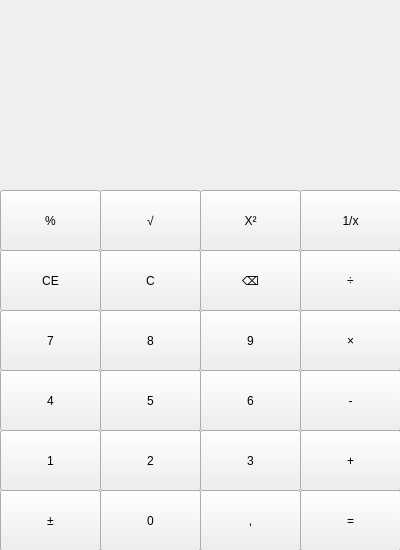
This is calc.ui in arseny456/calc as Qt 5 draws it before an edit. The edited form follows.
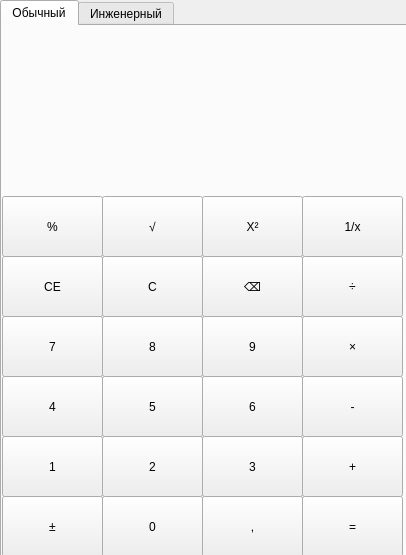
This is the edited form.

What changed in the file:
```diff
--- a/calc.ui
+++ b/calc.ui
@@ -6,8 +6,8 @@
    <rect>
     <x>0</x>
     <y>0</y>
-    <width>400</width>
-    <height>550</height>
+    <width>406</width>
+    <height>555</height>
    </rect>
   </property>
   <property name="windowTitle">
@@ -23,24 +23,53 @@
    <string/>
   </property>
   <widget class="QWidget" name="centralwidget">
-   <widget class="QPushButton" name="pushButton">
+   <widget class="QTabWidget" name="tabWidget">
     <property name="geometry">
      <rect>
       <x>0</x>
-      <y>190</y>
+      <y>0</y>
+      <width>411</width>
+      <height>561</height>
+     </rect>
+    </property>
+    <property name="currentIndex">
+     <number>0</number>
+    </property>
+    <widget class="QWidget" name="tab_3">
+     <attribute name="title">
+      <string>Обычный</string>
+     </attribute>
+     <widget class="QPushButton" name="pushButton_7">
+      <property name="geometry">
+       <rect>
+        <x>0</x>
+        <y>290</y>
       <width>101</width>
       <height>61</height>
      </rect>
     </property>
     <property name="text">
-     <string>%</string>
-    </property>
-   </widget>
-   <widget class="QPushButton" name="pushButton_2">
+       <string>7</string>
+      </property>
+     </widget>
+     <widget class="QPushButton" name="pushButton_6">
+      <property name="geometry">
+       <rect>
+        <x>200</x>
+        <y>350</y>
+        <width>101</width>
+        <height>61</height>
+       </rect>
+      </property>
+      <property name="text">
+       <string>6</string>
+      </property>
+     </widget>
+     <widget class="QPushButton" name="pushButton_koren">
     <property name="geometry">
      <rect>
       <x>100</x>
-      <y>190</y>
+        <y>170</y>
       <width>101</width>
       <height>61</height>
      </rect>
@@ -49,115 +78,347 @@
      <string>√</string>
     </property>
    </widget>
-   <widget class="QPushButton" name="pushButton_3">
+     <widget class="QPushButton" name="pushButton_minus">
     <property name="geometry">
      <rect>
-      <x>0</x>
-      <y>310</y>
+        <x>300</x>
+        <y>350</y>
       <width>101</width>
       <height>61</height>
      </rect>
     </property>
     <property name="text">
-     <string>7</string>
+       <string>-</string>
+      </property>
+     </widget>
+     <widget class="QPushButton" name="pushButton_delete">
+      <property name="geometry">
+       <rect>
+        <x>200</x>
+        <y>230</y>
+        <width>101</width>
+        <height>61</height>
+       </rect>
+      </property>
+      <property name="text">
+       <string>⌫</string>
     </property>
    </widget>
    <widget class="QPushButton" name="pushButton_4">
     <property name="geometry">
      <rect>
-      <x>300</x>
-      <y>250</y>
+        <x>0</x>
+        <y>350</y>
       <width>101</width>
       <height>61</height>
      </rect>
     </property>
     <property name="text">
-     <string>÷</string>
+       <string>4</string>
+      </property>
+     </widget>
+     <widget class="QPushButton" name="pushButton_2">
+      <property name="geometry">
+       <rect>
+        <x>100</x>
+        <y>410</y>
+        <width>101</width>
+        <height>61</height>
+       </rect>
+      </property>
+      <property name="text">
+       <string>2</string>
+      </property>
+     </widget>
+     <widget class="QPushButton" name="pushButton_2x">
+      <property name="geometry">
+       <rect>
+        <x>200</x>
+        <y>170</y>
+        <width>101</width>
+        <height>61</height>
+       </rect>
+      </property>
+      <property name="text">
+       <string>X²</string>
+      </property>
+     </widget>
+     <widget class="QPushButton" name="pushButton_0">
+      <property name="geometry">
+       <rect>
+        <x>100</x>
+        <y>470</y>
+        <width>101</width>
+        <height>61</height>
+       </rect>
+      </property>
+      <property name="text">
+       <string>0</string>
     </property>
    </widget>
    <widget class="QPushButton" name="pushButton_5">
     <property name="geometry">
      <rect>
-      <x>200</x>
-      <y>250</y>
-      <width>101</width>
-      <height>61</height>
-     </rect>
-    </property>
-    <property name="text">
-     <string>⌫</string>
-    </property>
-   </widget>
-   <widget class="QPushButton" name="pushButton_6">
-    <property name="geometry">
-     <rect>
       <x>100</x>
-      <y>250</y>
+        <y>350</y>
       <width>101</width>
       <height>61</height>
      </rect>
     </property>
     <property name="text">
-     <string>C</string>
-    </property>
-   </widget>
-   <widget class="QPushButton" name="pushButton_7">
-    <property name="geometry">
-     <rect>
-      <x>0</x>
-      <y>250</y>
-      <width>101</width>
-      <height>61</height>
-     </rect>
-    </property>
-    <property name="text">
-     <string>CE</string>
-    </property>
-   </widget>
-   <widget class="QPushButton" name="pushButton_8">
-    <property name="geometry">
-     <rect>
-      <x>300</x>
-      <y>190</y>
-      <width>101</width>
-      <height>61</height>
-     </rect>
-    </property>
-    <property name="text">
-     <string>1/x</string>
+       <string>5</string>
     </property>
    </widget>
    <widget class="QPushButton" name="pushButton_9">
     <property name="geometry">
      <rect>
       <x>200</x>
-      <y>190</y>
+        <y>290</y>
       <width>101</width>
       <height>61</height>
      </rect>
     </property>
     <property name="text">
-     <string>X²</string>
-    </property>
-   </widget>
+       <string>9</string>
+      </property>
+     </widget>
+     <widget class="QPushButton" name="procent_button">
+      <property name="geometry">
+       <rect>
+        <x>0</x>
+        <y>170</y>
+        <width>101</width>
+        <height>61</height>
+       </rect>
+      </property>
+      <property name="text">
+       <string>%</string>
+      </property>
+     </widget>
+     <widget class="QPushButton" name="pushButton_path_of_x">
+      <property name="geometry">
+       <rect>
+        <x>300</x>
+        <y>170</y>
+        <width>101</width>
+        <height>61</height>
+       </rect>
+      </property>
+      <property name="text">
+       <string>1/x</string>
+      </property>
+     </widget>
+     <widget class="QPushButton" name="pushButton_como">
+      <property name="geometry">
+       <rect>
+        <x>200</x>
+        <y>470</y>
+        <width>101</width>
+        <height>61</height>
+       </rect>
+      </property>
+      <property name="text">
+       <string>,</string>
+      </property>
+     </widget>
+     <widget class="QPushButton" name="pushButton_CE">
+      <property name="geometry">
+       <rect>
+        <x>0</x>
+        <y>230</y>
+        <width>101</width>
+        <height>61</height>
+       </rect>
+      </property>
+      <property name="text">
+       <string>CE</string>
+      </property>
+     </widget>
+     <widget class="QPushButton" name="pushButton_1">
+      <property name="geometry">
+       <rect>
+        <x>0</x>
+        <y>410</y>
+        <width>101</width>
+        <height>61</height>
+       </rect>
+      </property>
+      <property name="text">
+       <string>1</string>
+      </property>
+     </widget>
+     <widget class="QLabel" name="number_field">
+      <property name="geometry">
+       <rect>
+        <x>0</x>
+        <y>10</y>
+        <width>401</width>
+        <height>161</height>
+       </rect>
+      </property>
+      <property name="layoutDirection">
+       <enum>Qt::RightToLeft</enum>
+      </property>
+      <property name="autoFillBackground">
+       <bool>false</bool>
+      </property>
+      <property name="text">
+       <string/>
+      </property>
+     </widget>
+     <widget class="QPushButton" name="pushButton_ravno">
+      <property name="geometry">
+       <rect>
+        <x>300</x>
+        <y>470</y>
+        <width>101</width>
+        <height>61</height>
+       </rect>
+      </property>
+      <property name="text">
+       <string>=</string>
+      </property>
+     </widget>
+     <widget class="QPushButton" name="pushButton_3">
+      <property name="geometry">
+       <rect>
+        <x>200</x>
+        <y>410</y>
+        <width>101</width>
+        <height>61</height>
+       </rect>
+      </property>
+      <property name="text">
+       <string>3</string>
+      </property>
+     </widget>
+     <widget class="QPushButton" name="Multi_PushButton">
+      <property name="geometry">
+       <rect>
+        <x>300</x>
+        <y>290</y>
+        <width>101</width>
+        <height>61</height>
+       </rect>
+      </property>
+      <property name="text">
+       <string>×</string>
+      </property>
+     </widget>
+     <widget class="QPushButton" name="pushButton_8">
+      <property name="geometry">
+       <rect>
+        <x>100</x>
+        <y>290</y>
+        <width>101</width>
+        <height>61</height>
+       </rect>
+      </property>
+      <property name="text">
+       <string>8</string>
+      </property>
+     </widget>
+     <widget class="QPushButton" name="pushButton_delenie">
+      <property name="geometry">
+       <rect>
+        <x>300</x>
+        <y>230</y>
+        <width>101</width>
+        <height>61</height>
+       </rect>
+      </property>
+      <property name="text">
+       <string>÷</string>
+      </property>
+     </widget>
+     <widget class="QPushButton" name="pushButton_clear">
+      <property name="geometry">
+       <rect>
+        <x>100</x>
+        <y>230</y>
+        <width>101</width>
+        <height>61</height>
+       </rect>
+      </property>
+      <property name="text">
+       <string>C</string>
+      </property>
+     </widget>
+     <widget class="QPushButton" name="pushButton_plus_and_minus">
+      <property name="geometry">
+       <rect>
+        <x>0</x>
+        <y>470</y>
+        <width>101</width>
+        <height>61</height>
+       </rect>
+      </property>
+      <property name="text">
+       <string>±</string>
+      </property>
+     </widget>
+     <widget class="QPushButton" name="pushButton_plus_2">
+      <property name="geometry">
+       <rect>
+        <x>300</x>
+        <y>410</y>
+        <width>101</width>
+        <height>61</height>
+       </rect>
+      </property>
+      <property name="text">
+       <string>+</string>
+      </property>
+     </widget>
+    </widget>
+    <widget class="QWidget" name="tab_4">
+     <attribute name="title">
+      <string>Инженерный</string>
+     </attribute>
    <widget class="QPushButton" name="pushButton_10">
     <property name="geometry">
      <rect>
       <x>0</x>
-      <y>430</y>
+        <y>290</y>
       <width>101</width>
       <height>61</height>
      </rect>
     </property>
     <property name="text">
-     <string>1</string>
+       <string>7</string>
     </property>
    </widget>
    <widget class="QPushButton" name="pushButton_11">
     <property name="geometry">
      <rect>
+        <x>200</x>
+        <y>350</y>
+        <width>101</width>
+        <height>61</height>
+       </rect>
+      </property>
+      <property name="text">
+       <string>6</string>
+      </property>
+     </widget>
+     <widget class="QPushButton" name="pushButton_koren_2">
+      <property name="geometry">
+       <rect>
+        <x>100</x>
+        <y>170</y>
+        <width>101</width>
+        <height>61</height>
+       </rect>
+      </property>
+      <property name="text">
+       <string>√</string>
+      </property>
+     </widget>
+     <widget class="QPushButton" name="pushButton_minus_2">
+      <property name="geometry">
+       <rect>
       <x>300</x>
-      <y>370</y>
+        <y>350</y>
       <width>101</width>
       <height>61</height>
      </rect>
@@ -169,60 +430,73 @@
    <widget class="QPushButton" name="pushButton_12">
     <property name="geometry">
      <rect>
-      <x>100</x>
-      <y>370</y>
+        <x>0</x>
+        <y>350</y>
       <width>101</width>
       <height>61</height>
      </rect>
     </property>
     <property name="text">
-     <string>5</string>
+       <string>4</string>
     </property>
    </widget>
    <widget class="QPushButton" name="pushButton_13">
     <property name="geometry">
      <rect>
+        <x>100</x>
+        <y>410</y>
+        <width>101</width>
+        <height>61</height>
+       </rect>
+      </property>
+      <property name="text">
+       <string>2</string>
+      </property>
+     </widget>
+     <widget class="QPushButton" name="pushButton_2x_2">
+      <property name="geometry">
+       <rect>
       <x>200</x>
-      <y>370</y>
+        <y>170</y>
       <width>101</width>
       <height>61</height>
      </rect>
     </property>
     <property name="text">
-     <string>6</string>
+       <string>X²</string>
     </property>
    </widget>
    <widget class="QPushButton" name="pushButton_14">
     <property name="geometry">
      <rect>
-      <x>0</x>
-      <y>370</y>
+        <x>100</x>
+        <y>470</y>
       <width>101</width>
       <height>61</height>
      </rect>
     </property>
     <property name="text">
-     <string>4</string>
+       <string>0</string>
     </property>
    </widget>
    <widget class="QPushButton" name="pushButton_15">
     <property name="geometry">
      <rect>
-      <x>300</x>
-      <y>310</y>
+        <x>100</x>
+        <y>350</y>
       <width>101</width>
       <height>61</height>
      </rect>
     </property>
     <property name="text">
-     <string>×</string>
+       <string>5</string>
     </property>
    </widget>
    <widget class="QPushButton" name="pushButton_16">
     <property name="geometry">
      <rect>
       <x>200</x>
-      <y>310</y>
+        <y>290</y>
       <width>101</width>
       <height>61</height>
      </rect>
@@ -234,73 +508,118 @@
    <widget class="QPushButton" name="pushButton_17">
     <property name="geometry">
      <rect>
-      <x>100</x>
-      <y>310</y>
+        <x>0</x>
+        <y>410</y>
       <width>101</width>
       <height>61</height>
      </rect>
     </property>
     <property name="text">
-     <string>8</string>
+       <string>1</string>
+      </property>
+     </widget>
+     <widget class="QLabel" name="number_field_2">
+      <property name="geometry">
+       <rect>
+        <x>0</x>
+        <y>0</y>
+        <width>401</width>
+        <height>111</height>
+       </rect>
+      </property>
+      <property name="layoutDirection">
+       <enum>Qt::RightToLeft</enum>
+      </property>
+      <property name="autoFillBackground">
+       <bool>false</bool>
+      </property>
+      <property name="text">
+       <string/>
+      </property>
+     </widget>
+     <widget class="QPushButton" name="pushButton_ravno_2">
+      <property name="geometry">
+       <rect>
+        <x>300</x>
+        <y>470</y>
+        <width>101</width>
+        <height>61</height>
+       </rect>
+      </property>
+      <property name="text">
+       <string>=</string>
     </property>
    </widget>
    <widget class="QPushButton" name="pushButton_18">
     <property name="geometry">
      <rect>
-      <x>100</x>
-      <y>430</y>
+        <x>200</x>
+        <y>410</y>
       <width>101</width>
       <height>61</height>
      </rect>
     </property>
     <property name="text">
-     <string>2</string>
+       <string>3</string>
+      </property>
+     </widget>
+     <widget class="QPushButton" name="Multi_PushButton_2">
+      <property name="geometry">
+       <rect>
+        <x>300</x>
+        <y>290</y>
+        <width>101</width>
+        <height>61</height>
+       </rect>
+      </property>
+      <property name="text">
+       <string>×</string>
     </property>
    </widget>
    <widget class="QPushButton" name="pushButton_19">
     <property name="geometry">
      <rect>
-      <x>300</x>
-      <y>430</y>
+        <x>100</x>
+        <y>290</y>
       <width>101</width>
       <height>61</height>
      </rect>
     </property>
     <property name="text">
-     <string>+</string>
-    </property>
-   </widget>
-   <widget class="QPushButton" name="pushButton_20">
+       <string>8</string>
+      </property>
+     </widget>
+     <widget class="QPushButton" name="pushButton_delenie_2">
     <property name="geometry">
      <rect>
-      <x>200</x>
-      <y>430</y>
+        <x>300</x>
+        <y>230</y>
       <width>101</width>
       <height>61</height>
      </rect>
     </property>
     <property name="text">
-     <string>3</string>
-    </property>
-   </widget>
-   <widget class="QPushButton" name="pushButton_21">
+       <string>÷</string>
+      </property>
+     </widget>
+     <widget class="QPushButton" name="pushButton_clear_2">
     <property name="geometry">
      <rect>
-      <x>300</x>
-      <y>490</y>
+        <x>100</x>
+        <y>230</y>
       <width>101</width>
       <height>61</height>
      </rect>
     </property>
     <property name="text">
-     <string>=</string>
-    </property>
-   </widget>
-   <widget class="QPushButton" name="pushButton_22">
+       <string>C</string>
+      </property>
+     </widget>
+     <widget class="QPushButton" name="pushButton_plus_and_minus_2">
     <property name="geometry">
      <rect>
       <x>0</x>
-      <y>490</y>
+        <y>470</y>
       <width>101</width>
       <height>61</height>
      </rect>
@@ -309,50 +628,72 @@
      <string>±</string>
     </property>
    </widget>
-   <widget class="QPushButton" name="pushButton_23">
+     <widget class="QPushButton" name="pushButton_plus_3">
+      <property name="geometry">
+       <rect>
+        <x>300</x>
+        <y>410</y>
+        <width>101</width>
+        <height>61</height>
+       </rect>
+      </property>
+      <property name="text">
+       <string>+</string>
+      </property>
+     </widget>
+     <widget class="QPushButton" name="skobka_btn">
+      <property name="geometry">
+       <rect>
+        <x>0</x>
+        <y>110</y>
+        <width>101</width>
+        <height>61</height>
+       </rect>
+      </property>
+      <property name="text">
+       <string>(</string>
+      </property>
+     </widget>
+     <widget class="QPushButton" name="sec_skobka_btn">
     <property name="geometry">
      <rect>
       <x>100</x>
-      <y>490</y>
+        <y>110</y>
       <width>101</width>
       <height>61</height>
      </rect>
     </property>
     <property name="text">
-     <string>0</string>
-    </property>
-   </widget>
-   <widget class="QPushButton" name="pushButton_24">
+       <string>)</string>
+      </property>
+     </widget>
+     <widget class="QPushButton" name="Cos_btn">
+      <property name="geometry">
+       <rect>
+        <x>300</x>
+        <y>110</y>
+        <width>101</width>
+        <height>61</height>
+       </rect>
+      </property>
+      <property name="text">
+       <string>Cos</string>
+      </property>
+     </widget>
+     <widget class="QPushButton" name="Sin_button">
     <property name="geometry">
      <rect>
       <x>200</x>
-      <y>490</y>
+        <y>110</y>
       <width>101</width>
       <height>61</height>
      </rect>
     </property>
     <property name="text">
-     <string>,</string>
-    </property>
-   </widget>
-   <widget class="QLabel" name="label">
-    <property name="geometry">
-     <rect>
-      <x>0</x>
-      <y>30</y>
-      <width>401</width>
-      <height>161</height>
-     </rect>
-    </property>
-    <property name="layoutDirection">
-     <enum>Qt::RightToLeft</enum>
-    </property>
-    <property name="autoFillBackground">
-     <bool>false</bool>
-    </property>
-    <property name="text">
-     <string/>
-    </property>
+       <string>Sin</string>
+      </property>
+     </widget>
+    </widget>
    </widget>
   </widget>
  </widget>
```
Left out of the diff: 65 changed lines with no effect on the pictures. Lines whose indentation alone changed are shown as unchanged.
